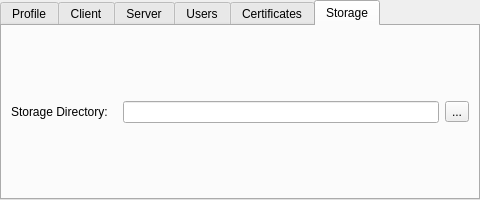
Before: the Qt Designer form resources/preferences.ui in jiakeliu/Cobra, drawn with Qt 5.
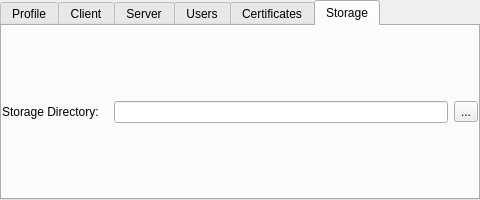
After: the same form once the commit is applied. Icons and pictures are not drawn.

Patch:
```diff
--- a/resources/preferences.ui
+++ b/resources/preferences.ui
@@ -741,6 +741,9 @@
          <string>Storage</string>
         </attribute>
         <layout class="QVBoxLayout" name="verticalLayout_3">
+         <property name="margin">
+          <number>0</number>
+         </property>
          <item>
           <layout class="QHBoxLayout" name="horizontalLayout_14">
            <item>
```
